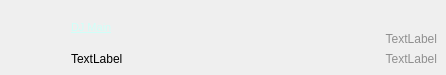
knowthelist/knowthelist, file djwidget.ui: the form before one commit.
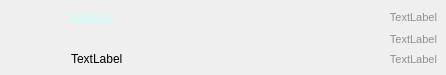
The form after the commit. Icons and pictures are not drawn.

Commit message: AutoDJ panel rearrangements, new record case stack display added

```diff
--- a/djwidget.ui
+++ b/djwidget.ui
@@ -22,6 +22,34 @@
   <property name="autoFillBackground">
    <bool>false</bool>
   </property>
+  <property name="styleSheet">
+   <string notr="true">QFrame#frameDjujuu{
+	background: qlineargradient(
+   x1:0, y1:0, x2:0, y2:1,
+   stop: 0.01 #202020,
+	stop:0.11 #505050,
+   stop:1 #505050
+ );
+}
+ QFrame#frameDj::item:selected {
+     border: 1px solid #6a6ea9;
+ }
+
+ QFrame#frameDj::item:selected:!active {
+     background: qlineargradient(x1: 0, y1: 0, x2: 0, y2: 1,
+                                 stop: 0 #ABAFE5, stop: 1 #8588B2);
+ }
+
+ QFrame#frameDj::item:selected:active {
+     background: qlineargradient(x1: 0, y1: 0, x2: 0, y2: 1,
+                                 stop: 0 #6a6ea9, stop: 1 #888dd9);
+ }
+
+ QFrame#frameDj::item:hover {
+     background: qlineargradient(x1: 0, y1: 0, x2: 0, y2: 1,
+                                 stop: 0 #FAFBFE, stop: 1 #DCDEF1);
+ }</string>
+  </property>
   <layout class="QHBoxLayout" name="horizontalLayout">
    <property name="spacing">
     <number>0</number>
@@ -54,7 +82,7 @@
       <number>0</number>
      </property>
      <layout class="QGridLayout" name="gridLayout">
-      <item row="0" column="0" rowspan="2">
+      <item row="1" column="0" rowspan="2">
        <widget class="QLabel" name="label">
         <property name="maximumSize">
          <size>
@@ -70,18 +98,7 @@
         </property>
        </widget>
       </item>
-      <item row="0" column="1">
-       <widget class="QLabel" name="lblName">
-        <property name="text">
-         <string>&lt;!DOCTYPE HTML PUBLIC &quot;-//W3C//DTD HTML 4.0//EN&quot; &quot;http://www.w3.org/TR/REC-html40/strict.dtd&quot;&gt;
-&lt;html&gt;&lt;head&gt;&lt;meta name=&quot;qrichtext&quot; content=&quot;1&quot; /&gt;&lt;style type=&quot;text/css&quot;&gt;
-p, li { white-space: pre-wrap; }
-&lt;/style&gt;&lt;/head&gt;&lt;body style=&quot; font-family:'MS Shell Dlg 2'; font-size:8.25pt; font-weight:400; font-style:normal;&quot;&gt;
-&lt;p style=&quot; margin-top:0px; margin-bottom:0px; margin-left:0px; margin-right:0px; -qt-block-indent:0; text-indent:0px;&quot;&gt;&lt;a href=&quot;fdadfaf&quot;&gt;&lt;span style=&quot; font-size:8pt; text-decoration: underline; color:#d0fff8;&quot;&gt;DJ Main&lt;/span&gt;&lt;/a&gt;&lt;/p&gt;&lt;/body&gt;&lt;/html&gt;</string>
-        </property>
-       </widget>
-      </item>
-      <item row="1" column="1">
+      <item row="2" column="1">
        <widget class="QLabel" name="lblDesciption">
         <property name="text">
          <string>TextLabel</string>
@@ -91,32 +108,40 @@
         </property>
        </widget>
       </item>
-      <item row="0" column="2">
-       <widget class="QLabel" name="lblLength">
-        <property name="minimumSize">
-         <size>
-          <width>56</width>
-          <height>0</height>
-         </size>
-        </property>
-        <property name="maximumSize">
-         <size>
-          <width>100</width>
-          <height>16777215</height>
-         </size>
-        </property>
-        <property name="styleSheet">
-         <string notr="true">color: rgb(143, 143, 143);</string>
-        </property>
-        <property name="text">
-         <string>TextLabel</string>
-        </property>
-        <property name="alignment">
-         <set>Qt::AlignBottom|Qt::AlignRight|Qt::AlignTrailing</set>
-        </property>
-       </widget>
-      </item>
       <item row="1" column="2">
+       <widget class="QLabel" name="lblLength">
+        <property name="minimumSize">
+         <size>
+          <width>56</width>
+          <height>0</height>
+         </size>
+        </property>
+        <property name="maximumSize">
+         <size>
+          <width>110</width>
+          <height>16777215</height>
+         </size>
+        </property>
+        <property name="font">
+         <font>
+          <pointsize>8</pointsize>
+         </font>
+        </property>
+        <property name="layoutDirection">
+         <enum>Qt::LeftToRight</enum>
+        </property>
+        <property name="styleSheet">
+         <string notr="true">color: rgb(143, 143, 143);</string>
+        </property>
+        <property name="text">
+         <string>TextLabel</string>
+        </property>
+        <property name="alignment">
+         <set>Qt::AlignBottom|Qt::AlignRight|Qt::AlignTrailing</set>
+        </property>
+       </widget>
+      </item>
+      <item row="2" column="2">
        <widget class="QLabel" name="lblCount">
         <property name="minimumSize">
          <size>
@@ -126,10 +151,15 @@
         </property>
         <property name="maximumSize">
          <size>
-          <width>100</width>
+          <width>110</width>
           <height>14</height>
          </size>
         </property>
+        <property name="font">
+         <font>
+          <pointsize>8</pointsize>
+         </font>
+        </property>
         <property name="styleSheet">
          <string notr="true">color: rgb(143, 143, 143);</string>
         </property>
@@ -141,6 +171,38 @@
         </property>
        </widget>
       </item>
+      <item row="0" column="1" rowspan="2">
+       <widget class="QLabel" name="lblName">
+        <property name="text">
+         <string>&lt;!DOCTYPE HTML PUBLIC &quot;-//W3C//DTD HTML 4.0//EN&quot; &quot;http://www.w3.org/TR/REC-html40/strict.dtd&quot;&gt;
+&lt;html&gt;&lt;head&gt;&lt;meta name=&quot;qrichtext&quot; content=&quot;1&quot; /&gt;&lt;style type=&quot;text/css&quot;&gt;
+p, li { white-space: pre-wrap; }
+&lt;/style&gt;&lt;/head&gt;&lt;body style=&quot; font-family:'MS Shell Dlg 2'; font-size:8.25pt; font-weight:400; font-style:normal;&quot;&gt;
+&lt;p style=&quot; margin-top:0px; margin-bottom:0px; margin-left:0px; margin-right:0px; -qt-block-indent:0; text-indent:0px;&quot;&gt;&lt;a href=&quot;#&quot;&gt;&lt;span style=&quot; font-size:8pt; text-decoration: underline; color:#d0fff8;&quot;&gt;DJ Main&lt;/span&gt;&lt;/a&gt;&lt;/p&gt;&lt;/body&gt;&lt;/html&gt;</string>
+        </property>
+        <property name="alignment">
+         <set>Qt::AlignLeading|Qt::AlignLeft|Qt::AlignTop</set>
+        </property>
+       </widget>
+      </item>
+      <item row="0" column="2">
+       <widget class="QLabel" name="lblCases">
+        <property name="font">
+         <font>
+          <pointsize>8</pointsize>
+         </font>
+        </property>
+        <property name="styleSheet">
+         <string notr="true">color: rgb(143, 143, 143);</string>
+        </property>
+        <property name="text">
+         <string>TextLabel</string>
+        </property>
+        <property name="alignment">
+         <set>Qt::AlignRight|Qt::AlignTrailing|Qt::AlignVCenter</set>
+        </property>
+       </widget>
+      </item>
      </layout>
     </widget>
    </item>
```
Left out of the diff: 2 changed lines with no effect on the pictures. The commit also changes 10 other files.
